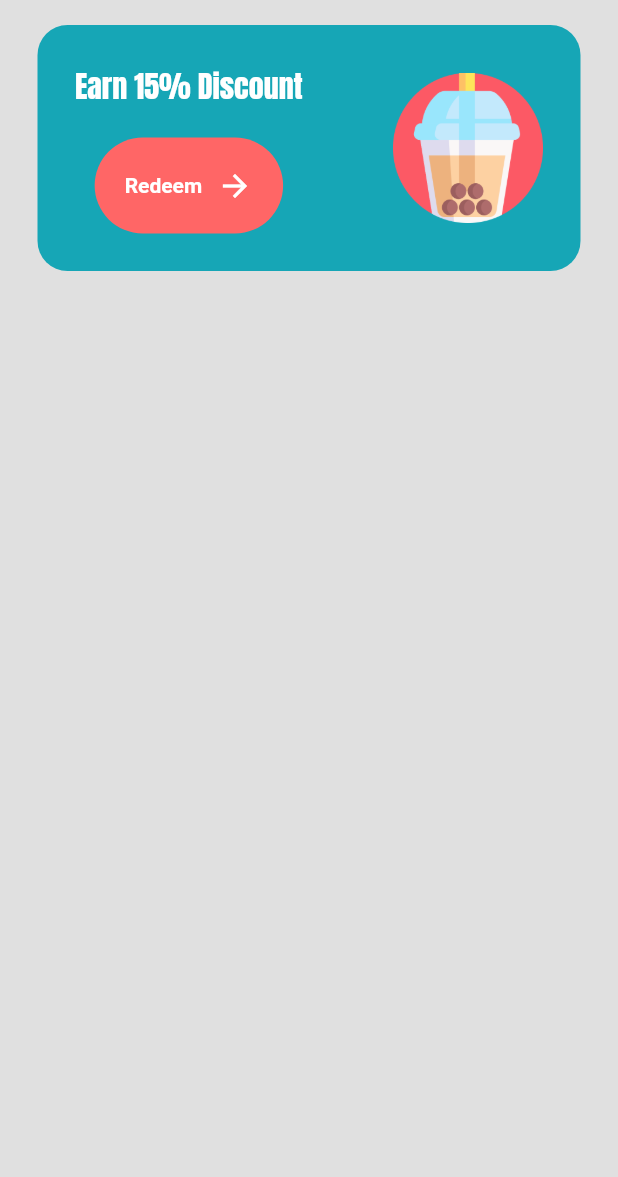
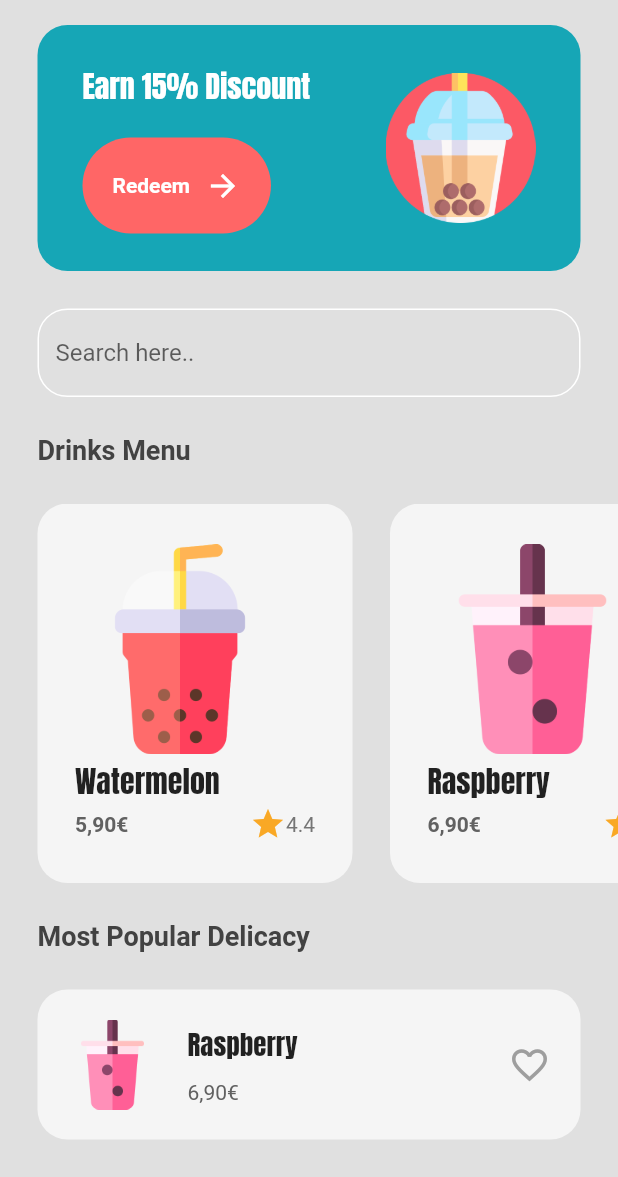
Before and after one commit to yvvzh/bubble_tea_app, a Flutter app: the MenuPage screen opened by its route, on a phone screen of 412 x 824 dp, the part 59-1236 px from its top. Run offline on Flutter 3.47's test engine with Material 2 defaults, Android fonts, the phone set to English and light mode, and no system bars; our stand-ins replace google_fonts.

Commit message:
added menu page + tea class + tea tiles
ça commence a pas être dégueu

```diff
--- /dev/null
+++ b/lib/models/tea.dart
@@ -0,0 +1,17 @@
+class Tea {
+  String name;
+  String price;
+  String imgPath;
+  String stars;
+
+  Tea(
+      {required this.name,
+      required this.price,
+      required this.imgPath,
+      required this.stars});
+
+  String get _name => name;
+  String get _price => price;
+  String get _imgPath => imgPath;
+  String get _stars => stars;
+}
--- /dev/null
+++ b/lib/utils/drink_tile.dart
@@ -0,0 +1,64 @@
+import 'package:bubble_tea/models/tea.dart';
+import 'package:flutter/material.dart';
+import 'package:google_fonts/google_fonts.dart';
+
+class DrinkTile extends StatelessWidget {
+  final Tea tea;
+
+  const DrinkTile({super.key, required this.tea});
+
+  @override
+  Widget build(BuildContext context) {
+    return Container(
+      decoration: BoxDecoration(
+          color: Colors.grey[100], borderRadius: BorderRadius.circular(20)),
+      margin: const EdgeInsets.only(left: 25),
+      padding: const EdgeInsets.all(25),
+      child: Column(
+        crossAxisAlignment: CrossAxisAlignment.start,
+        mainAxisAlignment: MainAxisAlignment.spaceEvenly,
+        children: [
+          // image
+          Image.asset(
+            tea.imgPath,
+            height: 140,
+          ),
+          // nom
+          Text(
+            tea.name,
+            style: GoogleFonts.anton(fontSize: 20),
+          ),
+          // prix et étoiles
+          SizedBox(
+            width: 160,
+            child: Row(
+              mainAxisAlignment: MainAxisAlignment.spaceBetween,
+              children: [
+                // prix
+                Text(
+                  tea.price + '€',
+                  style: TextStyle(
+                      fontWeight: FontWeight.bold, color: Colors.grey[700]),
+                ),
+
+                // étoiles
+                Row(
+                  children: [
+                    Icon(
+                      Icons.star,
+                      color: Colors.yellow[800],
+                    ),
+                    Text(
+                      tea.stars,
+                      style: TextStyle(color: Colors.grey[600]),
+                    ),
+                  ],
+                ),
+              ],
+            ),
+          )
+        ],
+      ),
+    );
+  }
+}
--- a/lib/views/menu_page.dart
+++ b/lib/views/menu_page.dart
@@ -1,5 +1,7 @@
+import 'package:bubble_tea/models/tea.dart';
 import 'package:bubble_tea/themes/colors.dart';
 import 'package:bubble_tea/utils/button.dart';
+import 'package:bubble_tea/utils/drink_tile.dart';
 import 'package:flutter/material.dart';
 import 'package:google_fonts/google_fonts.dart';
 
@@ -11,6 +13,33 @@ class MenuPage extends StatefulWidget {
 }
 
 class _MenuPageState extends State<MenuPage> {
+  // menu des boissons
+  List drinkMenu = [
+    // pastèque
+    Tea(
+        name: "Watermelon",
+        price: "5,90",
+        imgPath: "lib/images/bt_red.png",
+        stars: "4.4"),
+    // framboise
+    Tea(
+        name: "Raspberry",
+        price: "6,90",
+        imgPath: "lib/images/bt_pink.png",
+        stars: "4.9"),
+    // mojito
+    Tea(
+        name: "Mojito",
+        price: "6,50",
+        imgPath: "lib/images/bt_green.png",
+        stars: "4.2"),
+    // café
+    Tea(
+        name: "Coffee",
+        price: "4,90",
+        imgPath: "lib/images/bt_coffee.png",
+        stars: "4.7"),
+  ];
   @override
   Widget build(BuildContext context) {
     return Scaffold(
@@ -28,16 +57,18 @@ class _MenuPageState extends State<MenuPage> {
         ),
       ),
       body: Column(
+        crossAxisAlignment: CrossAxisAlignment.start,
         children: [
           Container(
             decoration: BoxDecoration(
                 color: mainColor, borderRadius: BorderRadius.circular(20)),
             margin: const EdgeInsets.symmetric(horizontal: 25),
-            padding: const EdgeInsets.all(25),
+            padding: const EdgeInsets.symmetric(vertical: 25, horizontal: 30),
             child: Row(
               mainAxisAlignment: MainAxisAlignment.spaceBetween,
               children: [
                 Column(
+                  crossAxisAlignment: CrossAxisAlignment.start,
                   children: [
                     // message promotionnel
                     Text(
@@ -61,12 +92,117 @@ class _MenuPageState extends State<MenuPage> {
                 )
               ],
             ),
-          )
+          ),
+
+          const SizedBox(height: 25),
+
           // searchbar
+          Padding(
+            padding: const EdgeInsets.symmetric(horizontal: 25),
+            child: TextField(
+              decoration: InputDecoration(
+                  focusedBorder: OutlineInputBorder(
+                      borderSide: BorderSide(color: Colors.white),
+                      borderRadius: BorderRadius.circular(20)),
+                  enabledBorder: OutlineInputBorder(
+                      borderSide: BorderSide(color: Colors.white),
+                      borderRadius: BorderRadius.circular(20)),
+                  hintText: "Search here.."),
+            ),
+          ),
+
+          const SizedBox(height: 25),
 
           // liste des menus
+          Padding(
+            padding: const EdgeInsets.symmetric(horizontal: 25),
+            child: Text(
+              "Drinks Menu",
+              style: TextStyle(
+                fontWeight: FontWeight.bold,
+                color: Colors.grey[800],
+                fontSize: 18,
+              ),
+            ),
+          ),
 
-          // choix fréquent
+          const SizedBox(height: 25),
+
+          Expanded(
+              child: ListView.builder(
+            scrollDirection: Axis.horizontal,
+            itemCount: drinkMenu.length,
+            itemBuilder: (context, index) => DrinkTile(
+              tea: drinkMenu[index],
+            ),
+          )),
+
+          const SizedBox(height: 25),
+
+          Padding(
+            padding: const EdgeInsets.symmetric(horizontal: 25),
+            child: Text(
+              "Most Popular Delicacy",
+              style: TextStyle(
+                fontWeight: FontWeight.bold,
+                color: Colors.grey[800],
+                fontSize: 18,
+              ),
+            ),
+          ),
+
+          const SizedBox(height: 25),
+
+          // recommendations
+          Container(
+            decoration: BoxDecoration(
+                color: Colors.grey[100],
+                borderRadius: BorderRadius.circular(20)),
+            margin: const EdgeInsets.only(left: 25, right: 25, bottom: 25),
+            padding: const EdgeInsets.all(20),
+            child: Row(
+              mainAxisAlignment: MainAxisAlignment.spaceBetween,
+              children: [
+                Row(
+                  children: [
+                    // image
+                    Image.asset(
+                      'lib/images/bt_pink.png',
+                      height: 60,
+                    ),
+
+                    const SizedBox(width: 20),
+
+                    // nom et prix
+                    Column(
+                      crossAxisAlignment: CrossAxisAlignment.start,
+                      children: [
+                        // nom
+                        Text(
+                          "Raspberry",
+                          style: GoogleFonts.anton(fontSize: 18),
+                        ),
+                        const SizedBox(height: 10),
+
+                        // prix
+                        Text(
+                          '6,90€',
+                          style: TextStyle(color: Colors.grey[700]),
+                        )
+                      ],
+                    ),
+                  ],
+                ),
+
+                // coeur
+                const Icon(
+                  Icons.favorite_outline,
+                  color: Colors.grey,
+                  size: 28,
+                ),
+              ],
+            ),
+          ),
         ],
       ),
     );
```
Also changed, not shown: 3 other files.
